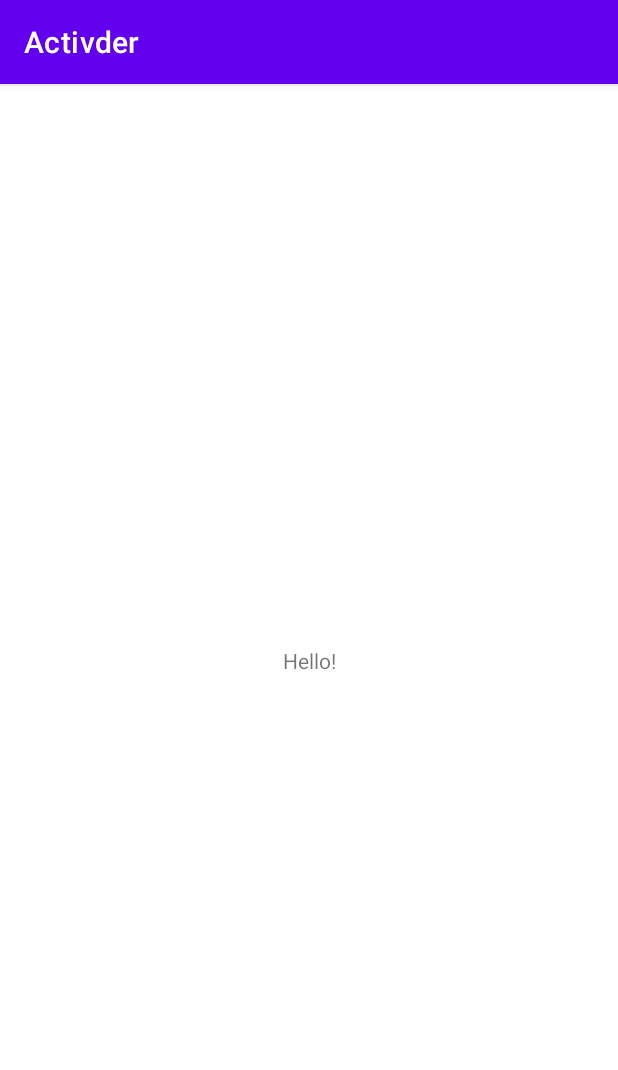
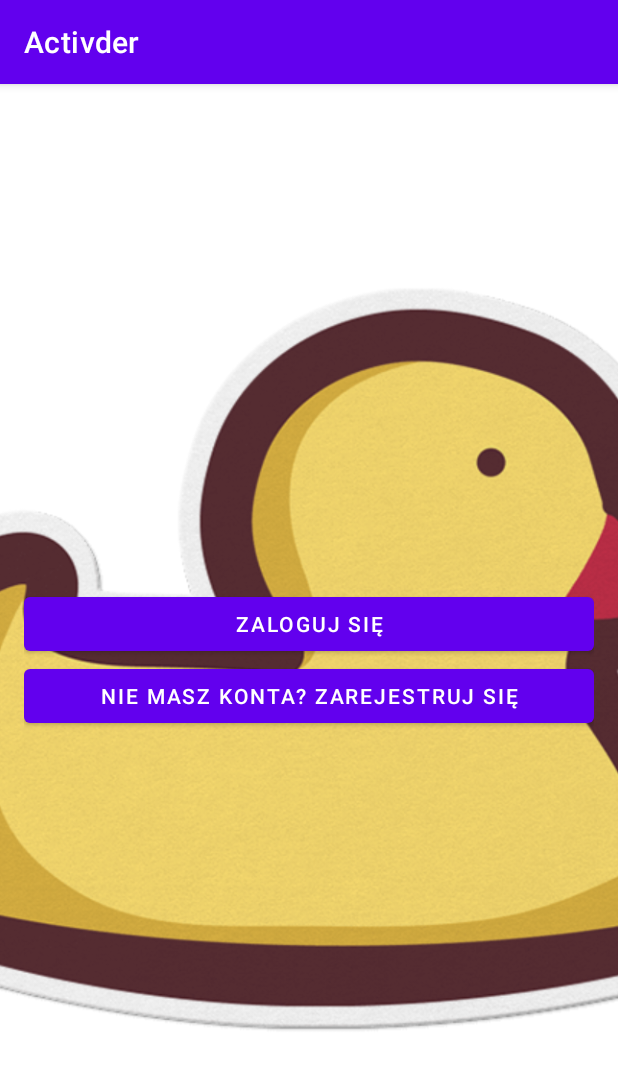
Before and after one commit to Porsze/Activeder, an Android app: the screen it shows after launch (MainActivity before the commit, Logging_Activity after it), on a phone screen of 412 x 824 dp. Shown: the top 1070 px of the screen. Run offline under Robolectric (Android 15) with nearby library versions, the phone set to English and light mode, and no system bars.

Commit message:
Add basic activities

```diff
--- /dev/null
+++ b/app/src/main/java/com/hfad/activder/Logging_Activity.java
@@ -0,0 +1,24 @@
+package com.hfad.activder;
+
+import androidx.appcompat.app.AppCompatActivity;
+
+import android.content.Intent;
+import android.os.Bundle;
+import android.view.View;
+
+public class Logging_Activity extends AppCompatActivity {
+
+    @Override
+    protected void onCreate(Bundle savedInstanceState) {
+        super.onCreate(savedInstanceState);
+        setContentView(R.layout.activity_logging);
+    }
+    public void onLogging (View view) {
+        Intent intent = new Intent(this, LogActivity.class);
+        startActivity(intent);
+    }
+    public void onRegister (View view) {
+        Intent intent = new Intent (this, RegisterActivity.class);
+        startActivity(intent);
+    }
+}
--- a/app/src/main/java/com/hfad/activder/MainActivity.java
+++ b/app/src/main/java/com/hfad/activder/RegisterActivity.java
@@ -4,11 +4,11 @@ import androidx.appcompat.app.AppCompatActivity;
 
 import android.os.Bundle;
 
-public class MainActivity extends AppCompatActivity {
+public class RegisterActivity extends AppCompatActivity {
 
     @Override
     protected void onCreate(Bundle savedInstanceState) {
         super.onCreate(savedInstanceState);
-        setContentView(R.layout.activity_main);
+        setContentView(R.layout.activity_register);
     }
 }
--- /dev/null
+++ b/app/src/main/res/layout/activity_logging.xml
@@ -0,0 +1,39 @@
+<?xml version="1.0" encoding="utf-8"?>
+<FrameLayout
+    xmlns:android="http://schemas.android.com/apk/res/android"
+    xmlns:tools="http://schemas.android.com/tools"
+    android:layout_height="wrap_content"
+    android:layout_width="match_parent"
+    tools:context=".Logging_Activity">
+<ImageView
+    android:layout_width="match_parent"
+    android:layout_height="match_parent"
+    android:scaleType="centerCrop"
+    android:src="@drawable/duck"
+    />
+<LinearLayout
+    android:layout_width="match_parent"
+    android:layout_height="wrap_content"
+    android:orientation="vertical"
+    android:layout_gravity="center"
+    android:padding="16dp">
+<Button
+    android:id="@+id/button_register"
+    android:layout_width="match_parent"
+    android:layout_height="wrap_content"
+    android:text="@string/button_loggin"
+    android:onClick="onLogging"/>
+    <Button
+        android:id="@+id/button_loggin"
+        android:layout_width="match_parent"
+        android:layout_height="wrap_content"
+        android:text="@string/button_register"
+        android:onClick="onRegister"
+        android:hint="@string/log_hint"/>
+</LinearLayout>
+
+
+
+
+
+</FrameLayout>
--- a/app/src/main/res/layout/activity_main.xml
+++ b/app/src/main/res/layout/activity_register.xml
@@ -4,15 +4,6 @@
     xmlns:tools="http://schemas.android.com/tools"
     android:layout_width="match_parent"
     android:layout_height="match_parent"
-    tools:context=".MainActivity">
-
-    <TextView
-        android:layout_width="wrap_content"
-        android:layout_height="wrap_content"
-        android:text="Hello!"
-        app:layout_constraintBottom_toBottomOf="parent"
-        app:layout_constraintLeft_toLeftOf="parent"
-        app:layout_constraintRight_toRightOf="parent"
-        app:layout_constraintTop_toTopOf="parent" />
+    tools:context=".RegisterActivity">
 
 </androidx.constraintlayout.widget.ConstraintLayout>
--- a/app/src/main/res/values/strings.xml
+++ b/app/src/main/res/values/strings.xml
@@ -1,3 +1,12 @@
 <resources>
     <string name="app_name">Activder</string>
+    <string name="button_loggin">Zaloguj się</string>
+    <string name="button_register">Nie masz konta? Zarejestruj się</string>
+    <string name="button_search">Wyszukaj</string>
+    <string name="button_add">Dodaj Wydarzenie</string>
+    <string name="button_config">Ustawienia</string>
+    <string name="log_name">Login</string>
+    <string name="password_name">Hasło</string>
+    <string name="button_log">Zaloguj się</string>
+    <string name="log_hint">Nieporawne hasło</string>
 </resources>
```
Also changed, not shown: app/src/main/AndroidManifest.xml (+19 -1 lines), app/src/main/java/com/hfad/activder/AddActivity.java (added, +15 -0 lines), app/src/main/java/com/hfad/activder/ConfigActivity.java (added, +15 -0 lines), app/src/main/java/com/hfad/activder/LogActivity.java (added, +40 -0 lines), app/src/main/java/com/hfad/activder/Menu_Activity.java (added, +32 -0 lines), app/src/main/java/com/hfad/activder/SearchActivity.java (added, +15 -0 lines), app/src/main/res/layout/activity_add.xml (added, +29 -0 lines), app/src/main/res/layout/activity_config.xml (added, +29 -0 lines), app/src/main/res/layout/activity_log.xml (added, +49 -0 lines), app/src/main/res/layout/activity_menu.xml (added, +44 -0 lines), app/src/main/res/layout/activity_search.xml (added, +26 -0 lines), app/src/main/res/drawable/duck.png (added).
